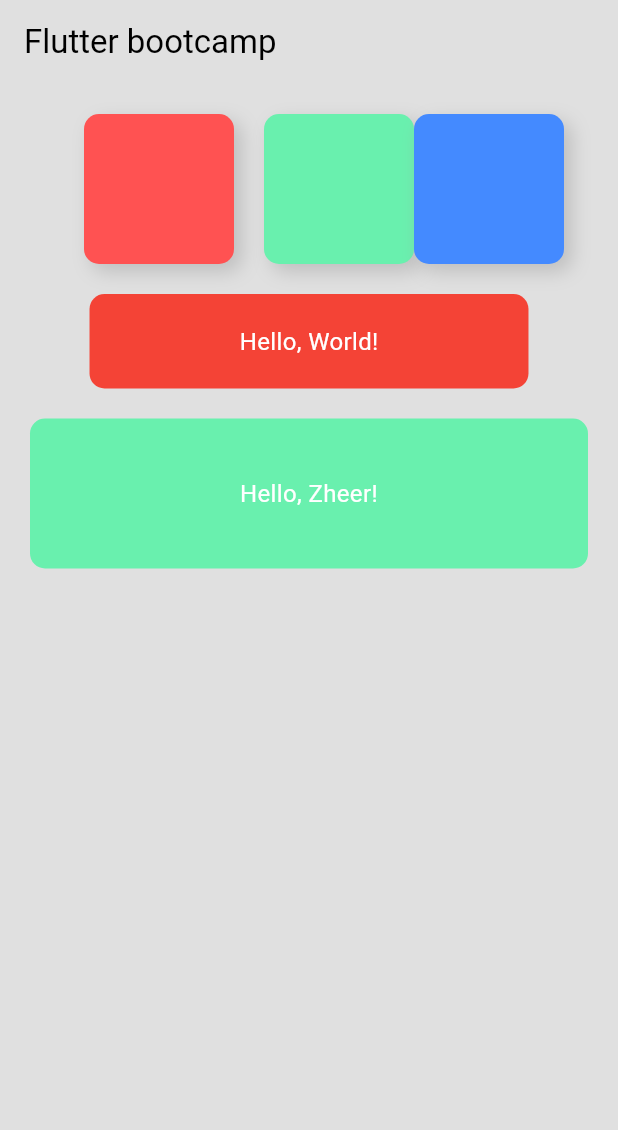
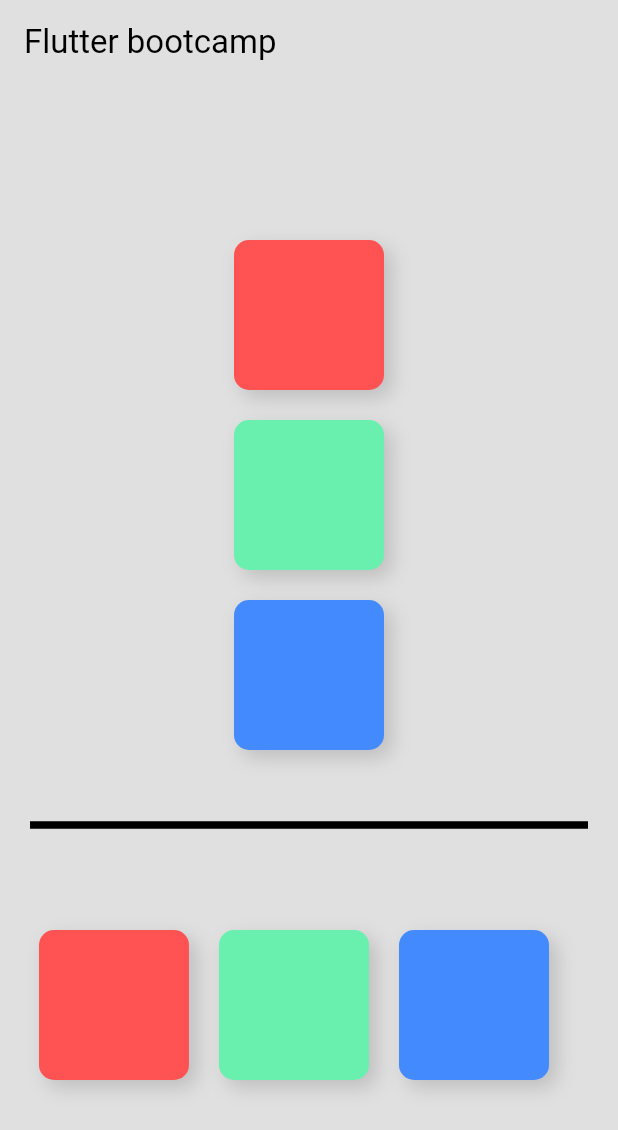
Before and after one commit to ZheerBarzan/Flutter-BootCamp, a Flutter app: the screen it shows after launch, on a phone screen of 412 x 824 dp. Shown: the top 1130 px of the screen. Run offline on Flutter 3.47's test engine with Material 3 defaults, Android fonts, the phone set to English and light mode, and no system bars; our stand-ins replace google_fonts.

Commit message:
give me some space

```diff
--- /dev/null
+++ b/lib/Components/space.dart
@@ -0,0 +1,57 @@
+import 'package:flutter/material.dart';
+import 'package:flutter_bootcamp/Components/box.dart';
+
+class Space extends StatelessWidget {
+  const Space({super.key});
+
+  @override
+  Widget build(BuildContext context) {
+    return Column(
+      mainAxisAlignment: MainAxisAlignment.center,
+      spacing: 20,
+      children: [
+        Column(
+          children: [
+            Box(width: 100, height: 100, color: Colors.redAccent),
+            SizedBox(
+              height: 20,
+            ),
+            Box(width: 100, height: 100, color: Colors.greenAccent),
+            SizedBox(
+              height: 20,
+            ),
+            Box(width: 100, height: 100, color: Colors.blueAccent),
+            SizedBox(
+              height: 20,
+            ),
+          ],
+        ),
+        const Divider(
+          color: Colors.black,
+          height: 20,
+          thickness: 5,
+          indent: 20,
+          endIndent: 20,
+        ),
+        const SizedBox(height: 20),
+        Row(
+          mainAxisAlignment: MainAxisAlignment.center,
+          children: [
+            Box(width: 100, height: 100, color: Colors.redAccent),
+            SizedBox(
+              width: 20,
+            ),
+            Box(width: 100, height: 100, color: Colors.greenAccent),
+            SizedBox(
+              width: 20,
+            ),
+            Box(width: 100, height: 100, color: Colors.blueAccent),
+            SizedBox(
+              width: 20,
+            ),
+          ],
+        ),
+      ],
+    );
+  }
+}
--- a/lib/Views/home_page.dart
+++ b/lib/Views/home_page.dart
@@ -1,5 +1,6 @@
 import 'package:flutter/material.dart';
 import 'package:flutter_bootcamp/Components/padding.dart';
+import 'package:flutter_bootcamp/Components/space.dart';
 
 class HomePage extends StatelessWidget {
   const HomePage({super.key});
@@ -21,7 +22,8 @@ class HomePage extends StatelessWidget {
       // body: FrameComponent(width: 300, height: 300, color: Colors.blue, text: "کەسی تێدانیە... ئەم شارە بێ تۆ... "),
       // body: Backgrounds(),
       // body: StacksComponent(),
-      body: PaddingFeature(),
+      // body: PaddingFeature(),
+      body: Space(),
     );
   }
 }
```
Also changed, not shown: 1 other file.
